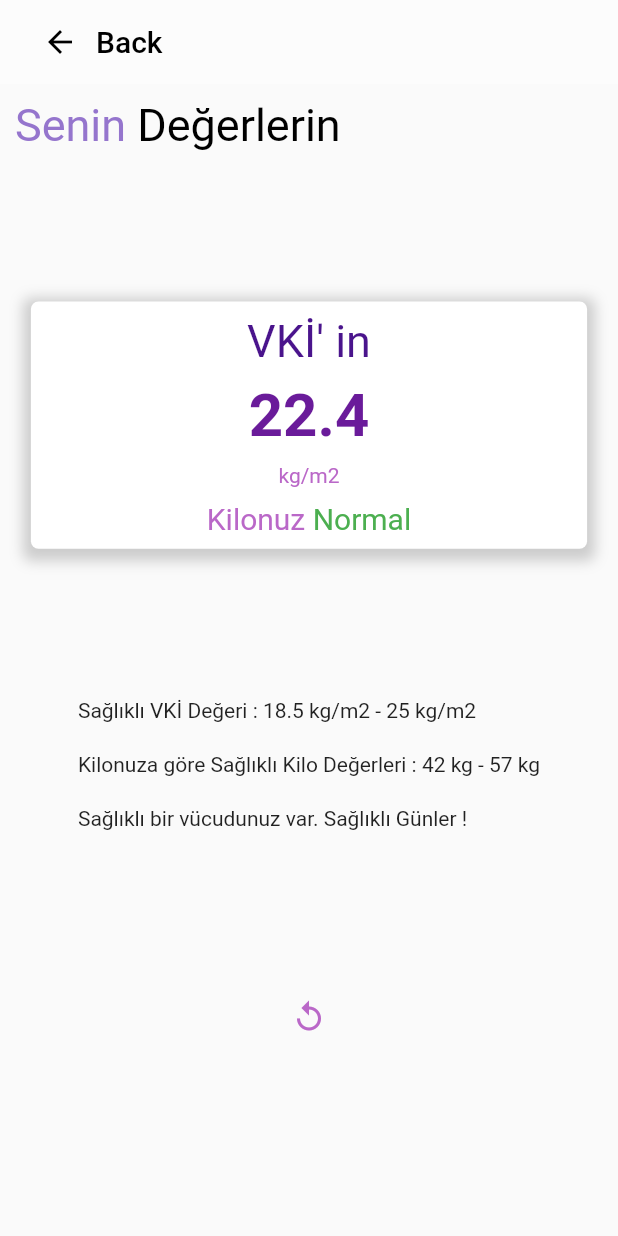
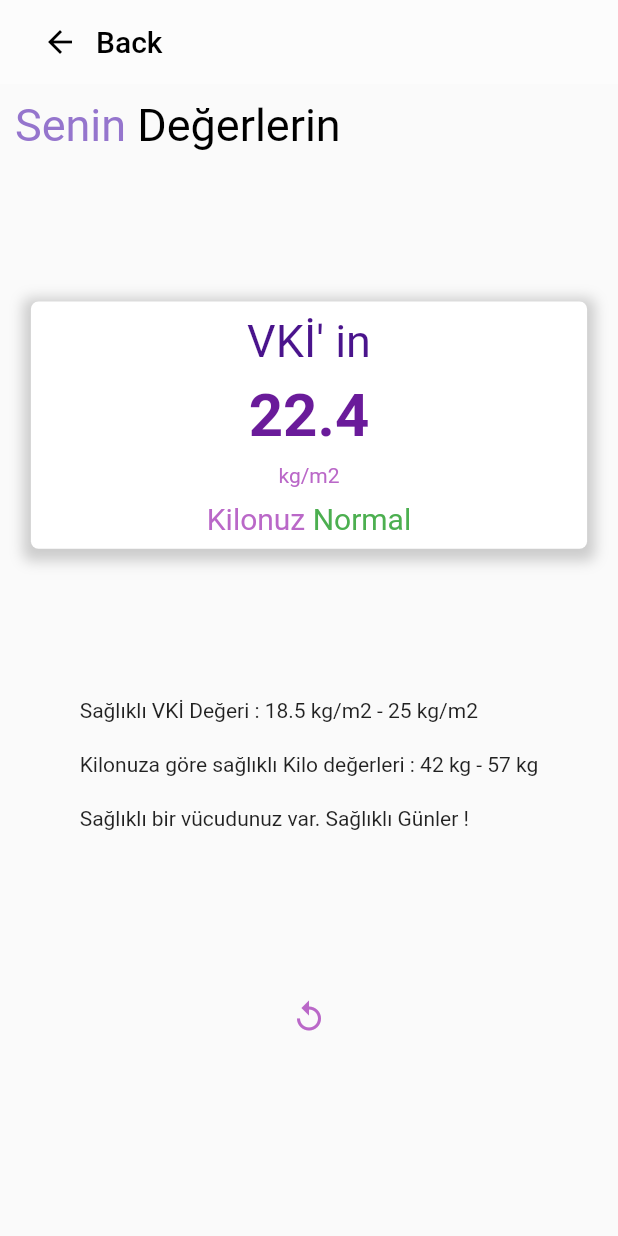
Before and after one commit to FatihBaycu/BmiCalculatorFlutter, a Flutter app: the BmiDetail screen opened directly, on a phone screen of 412 x 824 dp. Run offline on Flutter 3.47's test engine with Material 2 defaults, Android fonts, the phone set to English and light mode, and no system bars; our stand-ins replace get.

Commit message:
code refactoring.

```diff
--- a/lib/bmi_detail.dart
+++ b/lib/bmi_detail.dart
@@ -42,7 +42,7 @@ class _BmiDetailState extends State<BmiDetail> {
               runSpacing: 20,
               children: [
                 Text("Sağlıklı VKİ Değeri : 18.5 kg/m2 - 25 kg/m2"),
-                Text("Kilonuza göre Sağlıklı Kilo Değerleri : 42 kg - 57 kg"),
+                Text("Kilonuza göre sağlıklı Kilo değerleri : 42 kg - 57 kg"),
                 Text("Sağlıklı bir vücudunuz var. Sağlıklı Günler !"),
               ],
             ),
```
